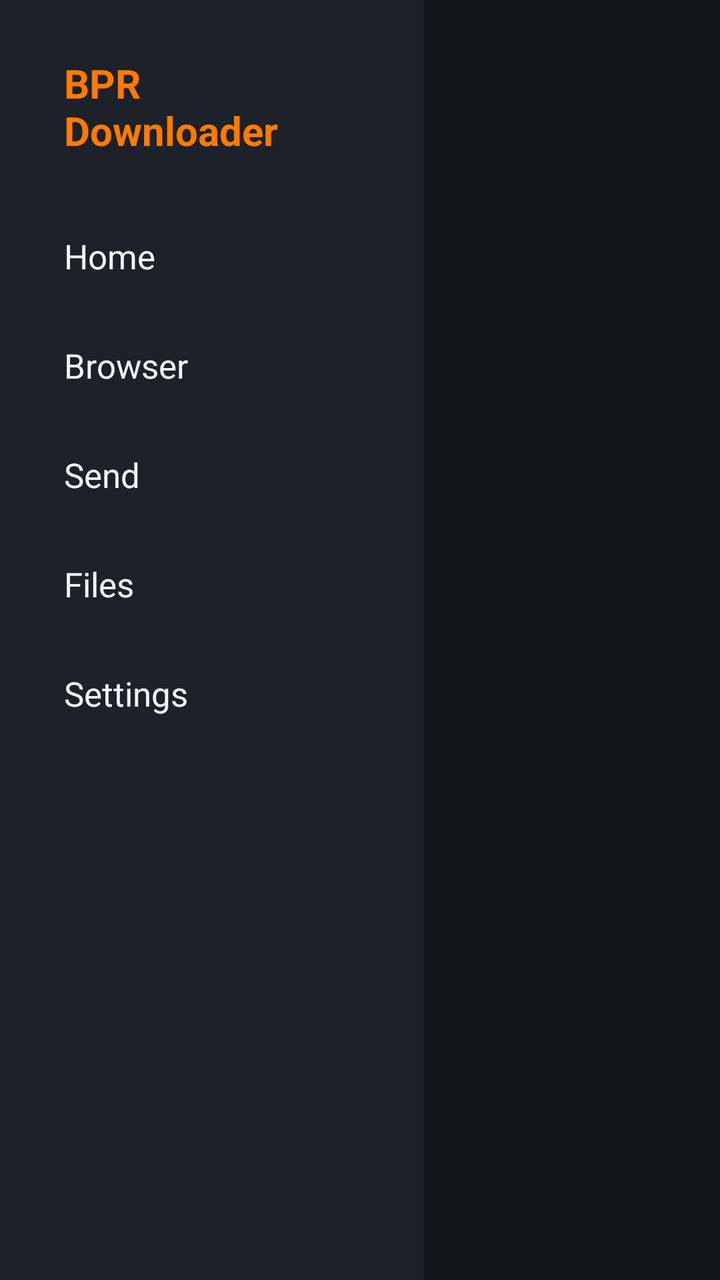
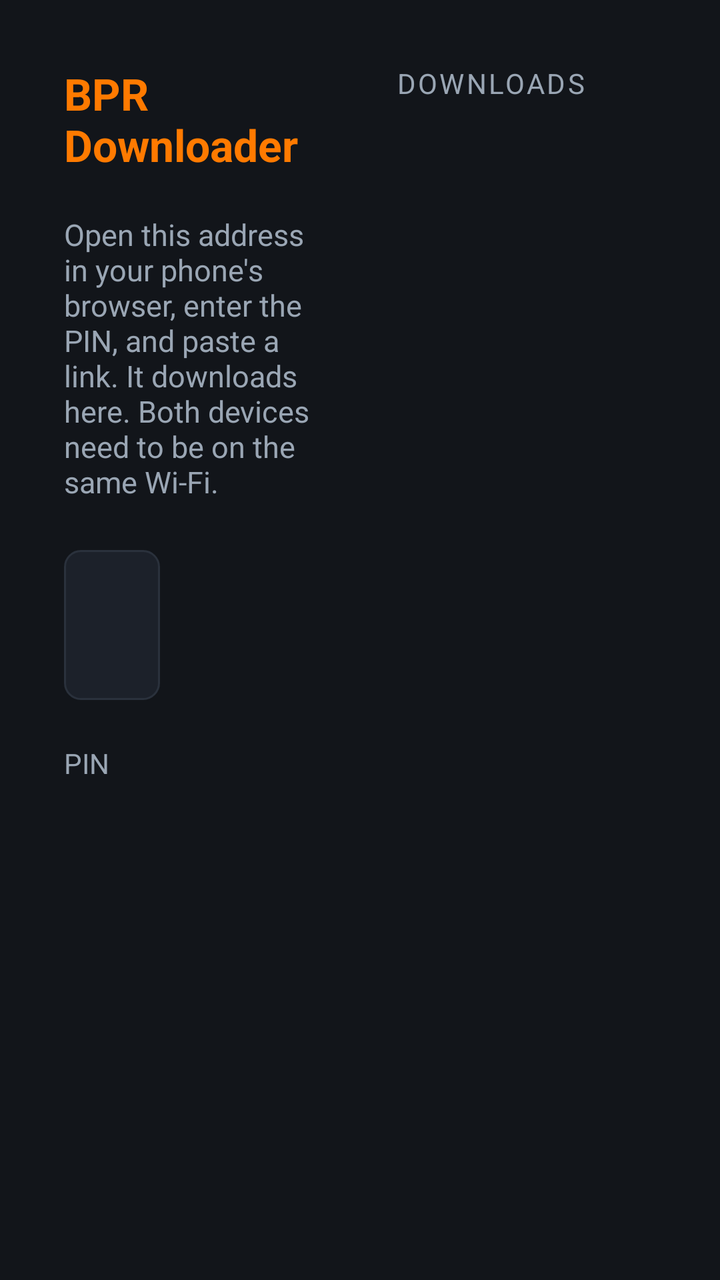

Compare the two renders of this Android layout. The source of the first and the diff that turns it into the second are given below.
<!-- AndroidManifest.xml: application theme Theme.BPRDownloader -->
<!-- res/layout/activity_main.xml -->
<?xml version="1.0" encoding="utf-8"?>
<LinearLayout xmlns:android="http://schemas.android.com/apk/res/android"
    android:layout_width="match_parent"
    android:layout_height="match_parent"
    android:background="@color/bg"
    android:orientation="horizontal">

    <LinearLayout
        android:layout_width="212dp"
        android:layout_height="match_parent"
        android:background="@color/bg_raised"
        android:orientation="vertical"
        android:paddingStart="12dp"
        android:paddingEnd="12dp"
        android:paddingTop="28dp"
        android:paddingBottom="20dp">

        <TextView
            android:layout_width="match_parent"
            android:layout_height="wrap_content"
            android:paddingStart="20dp"
            android:paddingEnd="20dp"
            android:paddingBottom="24dp"
            android:text="@string/app_name"
            android:textColor="@color/orange"
            android:textSize="20sp"
            android:textStyle="bold" />

        <TextView
            android:id="@+id/navHome"
            style="@style/NavButton"
            android:text="@string/nav_home" />

        <TextView
            android:id="@+id/navBrowser"
            style="@style/NavButton"
            android:layout_marginTop="4dp"
            android:text="@string/nav_browser" />

        <TextView
            android:id="@+id/navSend"
            style="@style/NavButton"
            android:layout_marginTop="4dp"
            android:text="@string/nav_send" />

        <TextView
            android:id="@+id/navFiles"
            style="@style/NavButton"
            android:layout_marginTop="4dp"
            android:text="@string/nav_files" />

        <TextView
            android:id="@+id/navSettings"
            style="@style/NavButton"
            android:layout_marginTop="4dp"
            android:text="@string/nav_settings" />

        <View
            android:layout_width="match_parent"
            android:layout_height="0dp"
            android:layout_weight="1" />

        <TextView
            android:id="@+id/versionLabel"
            android:layout_width="match_parent"
            android:layout_height="wrap_content"
            android:paddingStart="20dp"
            android:paddingEnd="20dp"
            android:textColor="@color/text_secondary"
            android:textSize="12sp" />
    </LinearLayout>

    <LinearLayout
        android:layout_width="0dp"
        android:layout_height="match_parent"
        android:layout_weight="1"
        android:orientation="vertical">

        <FrameLayout
            android:id="@+id/container"
            android:layout_width="match_parent"
            android:layout_height="0dp"
            android:layout_weight="1" />

        <LinearLayout
            android:id="@+id/statusBar"
            android:layout_width="match_parent"
            android:layout_height="wrap_content"
            android:background="@color/bg_raised"
            android:orientation="vertical"
            android:paddingStart="28dp"
            android:paddingEnd="28dp"
            android:paddingTop="10dp"
            android:paddingBottom="12dp"
            android:visibility="gone">

            <TextView
                android:id="@+id/statusText"
                android:layout_width="match_parent"
                android:layout_height="wrap_content"
                android:textColor="@color/text_primary"
                android:textSize="14sp" />

            <ProgressBar
                android:id="@+id/statusProgress"
                style="?android:attr/progressBarStyleHorizontal"
                android:layout_width="match_parent"
                android:layout_height="wrap_content"
                android:layout_marginTop="6dp"
                android:max="100" />
        </LinearLayout>
    </LinearLayout>
</LinearLayout>
<!-- resources referenced by this layout -->
<resources>
  <color name="bg">#12151A</color>
  <color name="bg_raised">#1C212A</color>
  <color name="orange">#FF7A00</color>
  <color name="text_primary">#F2F5F8</color>
  <color name="text_secondary">#9AA6B4</color>
  <string name="app_name">BPR Downloader</string>
  <string name="nav_browser">Browser</string>
  <string name="nav_files">Files</string>
  <string name="nav_home">Home</string>
  <string name="nav_send">Send</string>
  <string name="nav_settings">Settings</string>
  <style name="NavButton">
          <item name="android:layout_width">match_parent</item>
          <item name="android:layout_height">wrap_content</item>
          <item name="android:background">@drawable/bg_nav_item</item>
          <item name="android:focusable">true</item>
          <item name="android:clickable">true</item>
          <item name="android:gravity">center_vertical</item>
          <item name="android:paddingStart">20dp</item>
          <item name="android:paddingEnd">20dp</item>
          <item name="android:paddingTop">14dp</item>
          <item name="android:paddingBottom">14dp</item>
          <item name="android:textColor">@color/text_primary</item>
          <item name="android:textSize">17sp</item>
      </style>
  <style name="Theme.BPRDownloader" parent="Theme.MaterialComponents.NoActionBar">
          <item name="colorPrimary">@color/orange</item>
          <item name="colorPrimaryVariant">@color/orange_dark</item>
          <item name="colorAccent">@color/orange</item>
          <item name="colorSecondary">@color/orange</item>
          <item name="android:colorBackground">@color/bg</item>
          <item name="android:textColorPrimary">@color/text_primary</item>
          <item name="android:textColorSecondary">@color/text_secondary</item>
          <item name="android:statusBarColor" tools:targetApi="21">@color/bg</item>
          <item name="android:windowBackground">@color/bg</item>
      </style>
  <!-- drawable bg_nav_item (drawable) -->
  <?xml version="1.0" encoding="utf-8"?>
  <selector xmlns:android="http://schemas.android.com/apk/res/android">
      <item android:state_focused="true">
          <shape android:shape="rectangle">
              <solid android:color="@color/orange" />
              <corners android:radius="6dp" />
          </shape>
      </item>
      <item android:state_selected="true">
          <shape android:shape="rectangle">
              <solid android:color="@color/bg_focus" />
              <corners android:radius="6dp" />
          </shape>
      </item>
      <item>
          <shape android:shape="rectangle">
              <solid android:color="@android:color/transparent" />
              <corners android:radius="6dp" />
          </shape>
      </item>
  </selector>
  <color name="orange_dark">#C25A00</color>
  <color name="bg_focus">#2E3846</color>
</resources>

<!-- the commit's change to res/layout/activity_main.xml (unified diff, before → after) -->
@@ -3,57 +3,63 @@
     android:layout_width="match_parent"
     android:layout_height="match_parent"
     android:background="@color/bg"
-    android:orientation="horizontal">
+    android:orientation="horizontal"
+    android:padding="32dp">
 
+    
     <LinearLayout
-        android:layout_width="212dp"
+        android:layout_width="0dp"
         android:layout_height="match_parent"
-        android:background="@color/bg_raised"
-        android:orientation="vertical"
-        android:paddingStart="12dp"
-        android:paddingEnd="12dp"
-        android:paddingTop="28dp"
-        android:paddingBottom="20dp">
+        android:layout_weight="1"
+        android:orientation="vertical">
+
+        <TextView
+            android:layout_width="wrap_content"
+            android:layout_height="wrap_content"
+            android:text="@string/app_name"
+            android:textColor="@color/orange"
+            android:textSize="22sp"
+            android:textStyle="bold" />
 
         <TextView
             android:layout_width="match_parent"
             android:layout_height="wrap_content"
-            android:paddingStart="20dp"
-            android:paddingEnd="20dp"
-            android:paddingBottom="24dp"
-            android:text="@string/app_name"
+            android:layout_marginTop="20dp"
+            android:text="@string/send_instructions"
+            android:textColor="@color/text_secondary"
+            android:textSize="15sp" />
+
+        <TextView
+            android:id="@+id/addressLabel"
+            android:layout_width="wrap_content"
+            android:layout_height="wrap_content"
+            android:layout_marginTop="24dp"
+            android:background="@drawable/bg_edit"
+            android:paddingStart="24dp"
+            android:paddingEnd="24dp"
+            android:paddingTop="16dp"
+            android:paddingBottom="16dp"
             android:textColor="@color/orange"
-            android:textSize="20sp"
+            android:textSize="32sp"
             android:textStyle="bold" />
 
         <TextView
-            android:id="@+id/navHome"
-            style="@style/NavButton"
-            android:text="@string/nav_home" />
+            android:layout_width="wrap_content"
+            android:layout_height="wrap_content"
+            android:layout_marginTop="22dp"
+            android:text="@string/send_pin"
+            android:textColor="@color/text_secondary"
+            android:textSize="14sp" />
 
         <TextView
-            android:id="@+id/navBrowser"
-            style="@style/NavButton"
-            android:layout_marginTop="4dp"
-            android:text="@string/nav_browser" />
-
-        <TextView
-            android:id="@+id/navSend"
-            style="@style/NavButton"
-            android:layout_marginTop="4dp"
-            android:text="@string/nav_send" />
-
-        <TextView
-            android:id="@+id/navFiles"
-            style="@style/NavButton"
-            android:layout_marginTop="4dp"
-            android:text="@string/nav_files" />
-
-        <TextView
-            android:id="@+id/navSettings"
-            style="@style/NavButton"
-            android:layout_marginTop="4dp"
-            android:text="@string/nav_settings" />
+            android:id="@+id/pinLabel"
+            android:layout_width="wrap_content"
+            android:layout_height="wrap_content"
+            android:layout_marginTop="2dp"
+            android:letterSpacing="0.3"
+            android:textColor="@color/text_primary"
+            android:textSize="46sp"
+            android:textStyle="bold" />
 
         <View
             android:layout_width="match_parent"
@@ -61,53 +67,60 @@
             android:layout_weight="1" />
 
         <TextView
-            android:id="@+id/versionLabel"
+            android:id="@+id/statusText"
             android:layout_width="match_parent"
             android:layout_height="wrap_content"
-            android:paddingStart="20dp"
-            android:paddingEnd="20dp"
+            android:textColor="@color/text_primary"
+            android:textSize="15sp" />
+
+        <ProgressBar
+            android:id="@+id/statusProgress"
+            style="?android:attr/progressBarStyleHorizontal"
+            android:layout_width="match_parent"
+            android:layout_height="wrap_content"
+            android:layout_marginTop="6dp"
+            android:max="100"
+            android:visibility="gone" />
+
+        <TextView
+            android:id="@+id/versionLabel"
+            android:layout_width="wrap_content"
+            android:layout_height="wrap_content"
+            android:layout_marginTop="14dp"
             android:textColor="@color/text_secondary"
             android:textSize="12sp" />
     </LinearLayout>
 
+    
     <LinearLayout
         android:layout_width="0dp"
         android:layout_height="match_parent"
         android:layout_weight="1"
+        android:layout_marginStart="36dp"
         android:orientation="vertical">
 
-        <FrameLayout
-            android:id="@+id/container"
+        <TextView
+            style="@style/SectionHeader"
+            android:layout_width="wrap_content"
+            android:layout_height="wrap_content"
+            android:text="@string/files_title" />
+
+        <TextView
+            android:id="@+id/emptyLabel"
+            android:layout_width="match_parent"
+            android:layout_height="wrap_content"
+            android:layout_marginTop="20dp"
+            android:text="@string/files_empty"
+            android:textColor="@color/text_secondary"
+            android:textSize="15sp"
+            android:visibility="gone" />
+
+        <androidx.recyclerview.widget.RecyclerView
+            android:id="@+id/fileList"
             android:layout_width="match_parent"
             android:layout_height="0dp"
-            android:layout_weight="1" />
-
-        <LinearLayout
-            android:id="@+id/statusBar"
-            android:layout_width="match_parent"
-            android:layout_height="wrap_content"
-            android:background="@color/bg_raised"
-            android:orientation="vertical"
-            android:paddingStart="28dp"
-            android:paddingEnd="28dp"
-            android:paddingTop="10dp"
-            android:paddingBottom="12dp"
-            android:visibility="gone">
-
-            <TextView
-                android:id="@+id/statusText"
-                android:layout_width="match_parent"
-                android:layout_height="wrap_content"
-                android:textColor="@color/text_primary"
-                android:textSize="14sp" />
-
-            <ProgressBar
-                android:id="@+id/statusProgress"
-                style="?android:attr/progressBarStyleHorizontal"
-                android:layout_width="match_parent"
-                android:layout_height="wrap_content"
-                android:layout_marginTop="6dp"
-                android:max="100" />
-        </LinearLayout>
+            android:layout_marginTop="14dp"
+            android:layout_weight="1"
+            android:clipToPadding="false" />
     </LinearLayout>
 </LinearLayout>
<!-- resource entries referenced after the edit -->
@@ -1,29 +1,37 @@
 <!-- resources referenced by this layout -->
 <resources>
   <color name="bg">#12151A</color>
-  <color name="bg_raised">#1C212A</color>
   <color name="orange">#FF7A00</color>
   <color name="text_primary">#F2F5F8</color>
   <color name="text_secondary">#9AA6B4</color>
+  <!-- drawable bg_edit (drawable) -->
+  <?xml version="1.0" encoding="utf-8"?>
+  <selector xmlns:android="http://schemas.android.com/apk/res/android">
+      <item android:state_focused="true">
+          <shape android:shape="rectangle">
+              <solid android:color="@color/bg_raised" />
+              <stroke android:width="2dp" android:color="@color/orange" />
+              <corners android:radius="8dp" />
+          </shape>
+      </item>
+      <item>
+          <shape android:shape="rectangle">
+              <solid android:color="@color/bg_raised" />
+              <stroke android:width="1dp" android:color="@color/divider" />
+              <corners android:radius="8dp" />
+          </shape>
+      </item>
+  </selector>
   <string name="app_name">BPR Downloader</string>
-  <string name="nav_browser">Browser</string>
-  <string name="nav_files">Files</string>
-  <string name="nav_home">Home</string>
-  <string name="nav_send">Send</string>
-  <string name="nav_settings">Settings</string>
-  <style name="NavButton">
-          <item name="android:layout_width">match_parent</item>
-          <item name="android:layout_height">wrap_content</item>
-          <item name="android:background">@drawable/bg_nav_item</item>
-          <item name="android:focusable">true</item>
-          <item name="android:clickable">true</item>
-          <item name="android:gravity">center_vertical</item>
-          <item name="android:paddingStart">20dp</item>
-          <item name="android:paddingEnd">20dp</item>
-          <item name="android:paddingTop">14dp</item>
-          <item name="android:paddingBottom">14dp</item>
-          <item name="android:textColor">@color/text_primary</item>
-          <item name="android:textSize">17sp</item>
+  <string name="files_empty">Nothing yet. Send a link from your phone.</string>
+  <string name="files_title">Downloads</string>
+  <string name="send_instructions">Open this address in your phone\'s browser, enter the PIN, and paste a link. It downloads here. Both devices need to be on the same Wi-Fi.</string>
+  <string name="send_pin">PIN</string>
+  <style name="SectionHeader">
+          <item name="android:textColor">@color/text_secondary</item>
+          <item name="android:textSize">14sp</item>
+          <item name="android:letterSpacing">0.08</item>
+          <item name="android:textAllCaps">true</item>
       </style>
   <style name="Theme.BPRDownloader" parent="Theme.MaterialComponents.NoActionBar">
           <item name="colorPrimary">@color/orange</item>
@@ -36,29 +44,8 @@
           <item name="android:statusBarColor" tools:targetApi="21">@color/bg</item>
           <item name="android:windowBackground">@color/bg</item>
       </style>
-  <!-- drawable bg_nav_item (drawable) -->
-  <?xml version="1.0" encoding="utf-8"?>
-  <selector xmlns:android="http://schemas.android.com/apk/res/android">
-      <item android:state_focused="true">
-          <shape android:shape="rectangle">
-              <solid android:color="@color/orange" />
-              <corners android:radius="6dp" />
-          </shape>
-      </item>
-      <item android:state_selected="true">
-          <shape android:shape="rectangle">
-              <solid android:color="@color/bg_focus" />
-              <corners android:radius="6dp" />
-          </shape>
-      </item>
-      <item>
-          <shape android:shape="rectangle">
-              <solid android:color="@android:color/transparent" />
-              <corners android:radius="6dp" />
-          </shape>
-      </item>
-  </selector>
+  <color name="bg_raised">#1C212A</color>
+  <color name="divider">#2A313C</color>
   <color name="orange_dark">#C25A00</color>
-  <color name="bg_focus">#2E3846</color>
 </resources>
 
